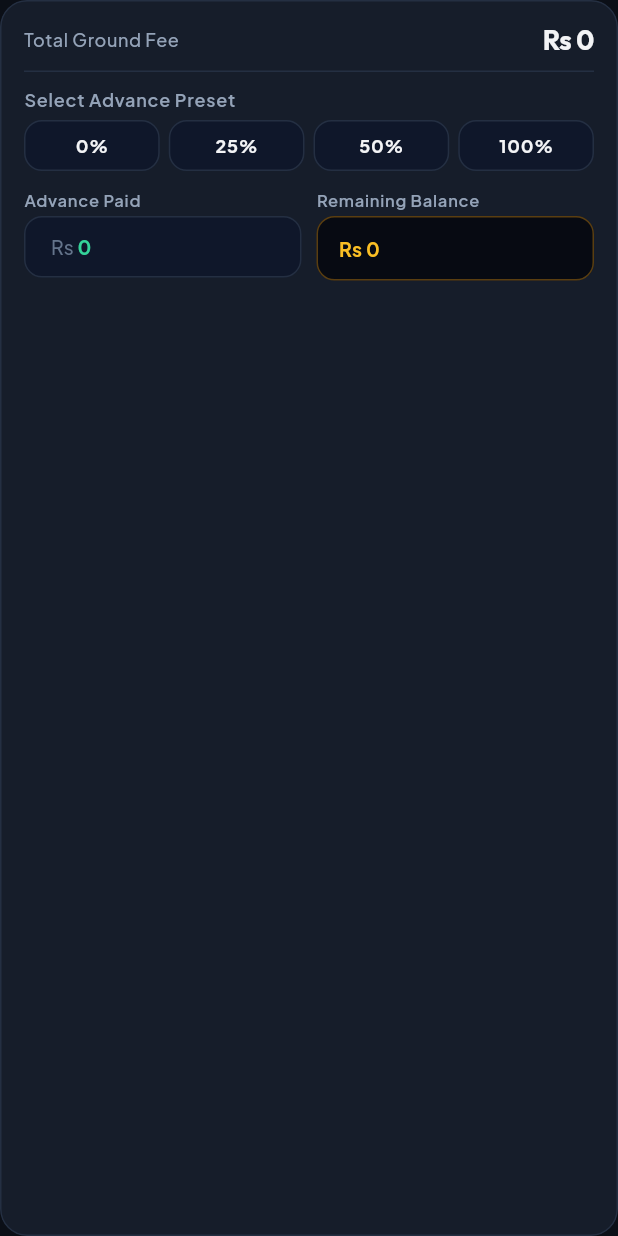
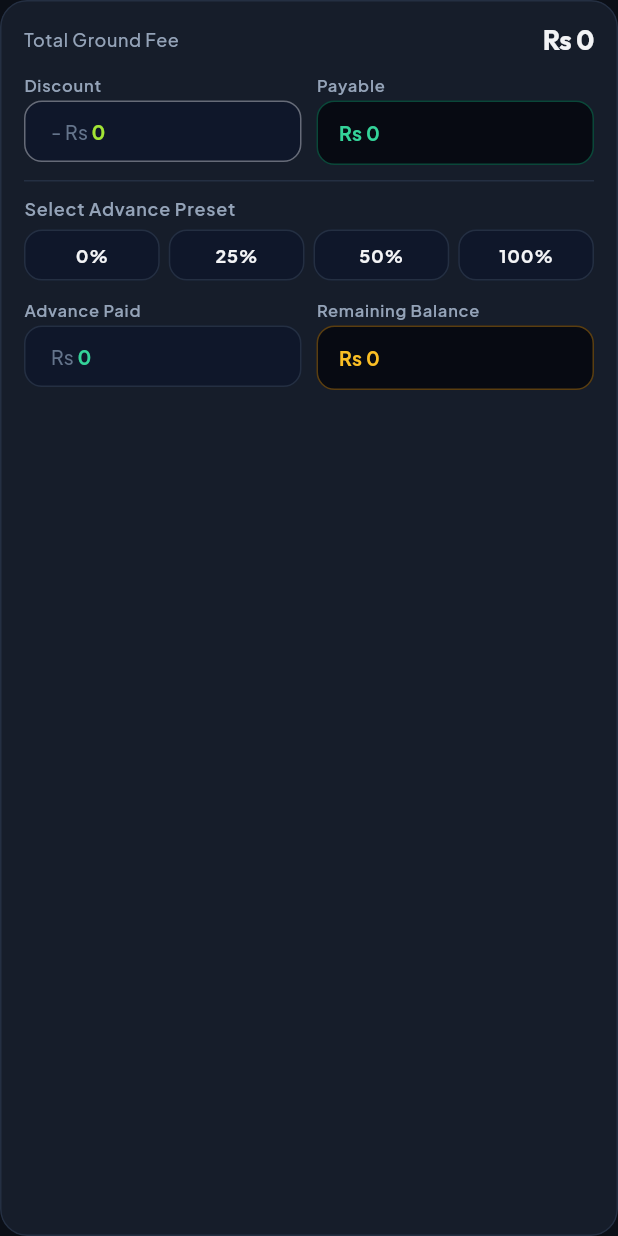
Before and after one commit to IamShahabAlam/ArenaBook, a Flutter app: the _PaymentCard widget shown alone on an empty page, opened directly, on a phone screen of 412 x 824 dp. Run offline on Flutter 3.47's test engine with Material 3 defaults, Android fonts, the phone set to English and light mode, and no system bars; our stand-ins replace connectivity_plus, file_picker, flutter_animate, flutter_html, flutter_svg, get and 8 more; missing offline and left inert: flutter_jailbreak_detection_plus, open_settings_plus; accounts and stored records are empty.

Commit message:
Discount added through config

```diff
--- a/lib/app/config/app_client_config.dart
+++ b/lib/app/config/app_client_config.dart
@@ -3,4 +3,8 @@ class AppClientConfig {
   static String baseUrl = '';
   static String stageBaseUrl = '';
   static String localBaseUrl = '';
+
+  // Features -------------------
+  /// Discount field in the booking form and discount lines on invoices. (Not const: tests toggle it.)
+  static bool enableDiscount = true;
 }
--- a/lib/app/config/app_strings.dart
+++ b/lib/app/config/app_strings.dart
@@ -6,11 +6,11 @@ class AppStrings {
   static String kappVersionWithDate = 'v1.0.0'; // keep in sync with `version:` in pubspec.yaml
   static const kappBuildNumber = 1; // must match the build number on Play Console & App Store Connect
   // Support contact shown in the drawer (local or international format, e.g. 03001234567). '' hides the buttons.
-  static const supportPhone = '';
+  static const supportPhone = '+92 3412757081';
   static String webApiVersion = ''; // compatible backend/web API version (ask backend team)
   static const appStoreAddress = '';
   static const playStoreAddress = '';
-  static const websiteURL = '';
+  static const websiteURL = 'https://shahab-alam.web.app/';
 
   // General -------------------
   static const nullString = '--';
--- a/lib/app/service/getx_service/booking_service.dart
+++ b/lib/app/service/getx_service/booking_service.dart
@@ -18,6 +18,7 @@ class BookingDraft {
     required this.date,
     required this.slots,
     required this.hourlyRate,
+    this.discount = 0,
     required this.advancePaid,
   });
 
@@ -30,10 +31,12 @@ class BookingDraft {
   final DateTime date;
   final List<TimeRange> slots;
   final int hourlyRate;
+  final int discount;
   final int advancePaid;
 
   int get totalMinutes => slots.fold(0, (sum, s) => sum + s.durationMinutes);
   int get totalFee => Booking.feeFor(totalMinutes, hourlyRate);
+  int get payable => totalFee - discount;
 }
 
 /// Thrown when a booking can't be saved; [message] is safe to show to the user.
@@ -92,7 +95,8 @@ class BookingService extends GetxService {
       slots: [...draft.slots]..sort(),
       hourlyRate: draft.hourlyRate,
       totalFee: draft.totalFee,
-      advancePaid: BookingRules.clampAdvance(draft.advancePaid, draft.totalFee),
+      discount: draft.discount,
+      advancePaid: BookingRules.clampAdvance(draft.advancePaid, draft.payable),
       createdAt: now,
       updatedAt: now,
     );
@@ -119,7 +123,8 @@ class BookingService extends GetxService {
       slots: [...draft.slots]..sort(),
       hourlyRate: draft.hourlyRate,
       totalFee: draft.totalFee,
-      advancePaid: BookingRules.clampAdvance(draft.advancePaid, draft.totalFee),
+      discount: draft.discount,
+      advancePaid: BookingRules.clampAdvance(draft.advancePaid, draft.payable),
       clearBalanceSettledAt: true,
       updatedAt: _clock(),
     );
@@ -160,6 +165,7 @@ class BookingService extends GetxService {
         BookingRules.validateEmail(draft.email) ??
         (draft.notes.trim().length > BookingRules.maxNotesLength ? 'Notes can be at most ${BookingRules.maxNotesLength} characters' : null) ??
         (draft.hourlyRate <= 0 ? 'Hourly rate must be greater than 0' : null) ??
+        BookingRules.validateDiscount(draft.discount, draft.totalFee) ??
         BookingRules.validateSlots(
           draft.slots,
           date: draft.date,
--- a/lib/data/models/booking.dart
+++ b/lib/data/models/booking.dart
@@ -20,6 +20,7 @@ class Booking {
     required this.slots,
     required this.hourlyRate,
     required this.totalFee,
+    this.discount = 0,
     required this.advancePaid,
     this.balanceSettledAt,
     this.cancelledAt,
@@ -30,7 +31,7 @@ class Booking {
   });
 
   /// Bump when the stored shape changes, and handle old versions in [fromJson].
-  static const schemaVersion = 1;
+  static const schemaVersion = 2; // v2: added discount (v1 records load with 0)
 
   final String id; // "TRF-1001", sequential so it is unique and readable
   final String customerName;
@@ -42,7 +43,8 @@ class Booking {
   final DateTime date; // local calendar day (time part is always 00:00)
   final List<TimeRange> slots; // sorted, non-overlapping
   final int hourlyRate; // rate agreed at booking time; later rate changes don't alter this booking
-  final int totalFee;
+  final int totalFee; // full slot price, before discount
+  final int discount; // rupees off, 0..totalFee
   final int advancePaid; // received when booking / last edit
   final DateTime? balanceSettledAt; // set by "Mark Paid": the remaining balance was received
   final DateTime? cancelledAt;
@@ -54,7 +56,11 @@ class Booking {
   // ─────────────── Derived values ───────────────
 
   bool get isCancelled => cancelledAt != null;
-  bool get isSettled => balanceSettledAt != null || advancePaid >= totalFee;
+
+  /// What the customer owes in total.
+  int get payable => totalFee - discount;
+
+  bool get isSettled => balanceSettledAt != null || advancePaid >= payable;
 
   Court get court => Court.byId(courtId);
 
@@ -63,10 +69,10 @@ class Booking {
   /// Money the arena actually holds for this booking.
   int get amountCollected {
     if (isCancelled) return advanceReturned ? 0 : advancePaid;
-    return isSettled ? totalFee : advancePaid;
+    return isSettled ? payable : advancePaid;
   }
 
-  int get balanceDue => isCancelled || isSettled ? 0 : totalFee - advancePaid;
+  int get balanceDue => isCancelled || isSettled ? 0 : payable - advancePaid;
 
   BookingStatus get status {
     if (isCancelled) return BookingStatus.cancelled;
@@ -104,6 +110,7 @@ class Booking {
     List<TimeRange>? slots,
     int? hourlyRate,
     int? totalFee,
+    int? discount,
     int? advancePaid,
     DateTime? balanceSettledAt,
     bool clearBalanceSettledAt = false,
@@ -124,6 +131,7 @@ class Booking {
       slots: slots ?? this.slots,
       hourlyRate: hourlyRate ?? this.hourlyRate,
       totalFee: totalFee ?? this.totalFee,
+      discount: discount ?? this.discount,
       advancePaid: advancePaid ?? this.advancePaid,
       balanceSettledAt: clearBalanceSettledAt ? null : (balanceSettledAt ?? this.balanceSettledAt),
       cancelledAt: cancelledAt ?? this.cancelledAt,
@@ -149,6 +157,7 @@ class Booking {
     'slots': slots.map((s) => s.toJson()).toList(),
     'hourlyRate': hourlyRate,
     'totalFee': totalFee,
+    'discount': discount,
     'advancePaid': advancePaid,
     'balanceSettledAt': balanceSettledAt?.toIso8601String(),
     'cancelledAt': cancelledAt?.toIso8601String(),
@@ -177,6 +186,7 @@ class Booking {
       slots: slots,
       hourlyRate: (json['hourlyRate'] as num).toInt(),
       totalFee: (json['totalFee'] as num).toInt(),
+      discount: (json['discount'] as num?)?.toInt() ?? 0, // absent in v1 records
       advancePaid: (json['advancePaid'] as num).toInt(),
       balanceSettledAt: optionalDate(json['balanceSettledAt']),
       cancelledAt: optionalDate(json['cancelledAt']),
--- a/lib/data/rules/booking_rules.dart
+++ b/lib/data/rules/booking_rules.dart
@@ -93,4 +93,13 @@ class BookingRules {
   static int clampAdvance(int advance, int totalFee) => advance.clamp(0, totalFee < 0 ? 0 : totalFee);
 
   static int advanceForPercent(int totalFee, int percent) => (totalFee * percent / 100).round();
+
+  /// Discount is clamped to 0..[totalFee]: it can never make a booking negative.
+  static int clampDiscount(int discount, int totalFee) => clampAdvance(discount, totalFee);
+
+  static String? validateDiscount(int discount, int totalFee) {
+    if (discount < 0) return 'Discount cannot be negative';
+    if (discount > totalFee) return 'Discount cannot be more than the ground fee';
+    return null;
+  }
 }
--- a/lib/data/rules/booking_stats.dart
+++ b/lib/data/rules/booking_stats.dart
@@ -23,7 +23,7 @@ class BookingStats {
     for (final b in bookings) {
       if (b.isCancelled || (sport != null && b.sport != sport)) continue;
       total++;
-      value += b.totalFee;
+      value += b.payable; // revenue after discount
       collected += b.amountCollected;
       if (b.balanceDue > 0) {
         pending += b.balanceDue;
--- a/lib/data/rules/invoice_text.dart
+++ b/lib/data/rules/invoice_text.dart
@@ -1,3 +1,4 @@
+import '../../app/config/app_client_config.dart';
 import '../../app/utils/formatters/arena_format.dart';
 import '../models/booking.dart';
 import '../models/sport.dart';
@@ -12,10 +13,15 @@ class InvoiceText {
     BookingStatus.cancelled => 'CANCELLED',
   };
 
+  /// Itemise the discount only when the feature is on and this booking has one.
+  /// When hidden, totals still use [Booking.payable], so the numbers always add up.
+  static bool showDiscount(Booking b, {bool? enabled}) => (enabled ?? AppClientConfig.enableDiscount) && b.discount > 0;
+
   /// WhatsApp message (*bold* is WhatsApp markdown).
-  static String whatsApp(Booking b, {required String currency}) {
+  static String whatsApp(Booking b, {required String currency, bool? discountEnabled}) {
     String m(int v) => ArenaFormat.money(v, symbol: currency);
     final emoji = b.sport == Sport.cricket ? '🏏' : '🎾';
+    final itemise = showDiscount(b, enabled: discountEnabled);
     return [
       '$emoji *ARENABOOK GROUND RECEIPT*',
       '---------------------------------------',
@@ -25,9 +31,10 @@ class InvoiceText {
       '*Date:* ${ArenaFormat.longDate(b.date)}',
       '*Slots:* ${b.slotsLabel}',
       '',
-      '*Total Fee:* ${m(b.totalFee)}',
+      if (itemise) ...['*Ground Fee:* ${m(b.totalFee)}', '*Discount:* -${m(b.discount)}'],
+      '*Total Fee:* ${m(b.payable)}',
       '*Advance Paid:* ${m(b.advancePaid)}',
-      if (b.balanceSettledAt != null && !b.isCancelled) '*Balance Paid:* ${m(b.totalFee - b.advancePaid)}',
+      if (b.balanceSettledAt != null && !b.isCancelled) '*Balance Paid:* ${m(b.payable - b.advancePaid)}',
       '*Balance Due:* ${m(b.balanceDue)}',
       '*Status:* ${statusLabel(b)}',
       if (b.isCancelled) '*Cancellation:* ${b.cancelReason} (advance ${b.advanceReturned ? 'returned' : 'not refunded'})',
@@ -36,13 +43,14 @@ class InvoiceText {
     ].join('\n');
   }
 
-  static String plain(Booking b, {required String currency}) {
+  static String plain(Booking b, {required String currency, bool? discountEnabled}) {
     String m(int v) => ArenaFormat.money(v, symbol: currency);
+    final discount = showDiscount(b, enabled: discountEnabled) ? ' (after ${m(b.discount)} discount)' : '';
     return 'ARENABOOK INVOICE #${b.id} (${statusLabel(b)})\n'
         'Customer: ${b.customerName} (${b.phone})\n'
         'Court: ${b.court.name}\n'
         'Date: ${ArenaFormat.longDate(b.date)} (${b.slotsLabel})\n'
-        'Total: ${m(b.totalFee)} | Paid: ${m(b.amountCollected)} | Due: ${m(b.balanceDue)}';
+        'Total: ${m(b.payable)}$discount | Paid: ${m(b.amountCollected)} | Due: ${m(b.balanceDue)}';
   }
 
   /// QR payload: enough to look the booking up at the gate.
--- a/lib/presentation/arena/booking_form/booking_form_controller.dart
+++ b/lib/presentation/arena/booking_form/booking_form_controller.dart
@@ -1,6 +1,7 @@
 import 'package:flutter/material.dart';
 import 'package:get/get.dart';
 
+import '../../../app/config/app_client_config.dart';
 import '../../../app/service/getx_service/booking_service.dart';
 import '../../../app/service/service_handler.dart/settings_store.dart';
 import '../../../app/utils/custom_functions/arena_toast.dart';
@@ -30,6 +31,7 @@ class BookingFormController extends GetxController {
   final customStart = (13 * 60 + 30).obs;
   final customEnd = (14 * 60 + 30).obs;
   final advance = 0.obs;
+  final discount = 0.obs;
   final notesLength = 0.obs;
   final submitting = false.obs;
 
@@ -38,6 +40,7 @@ class BookingFormController extends GetxController {
   final emailCtrl = TextEditingController();
   final notesCtrl = TextEditingController();
   final advanceCtrl = TextEditingController(text: '0');
+  final discountCtrl = TextEditingController(text: '0');
   final formKey = GlobalKey<FormState>();
   final scrollController = ScrollController();
 
@@ -50,13 +53,13 @@ class BookingFormController extends GetxController {
   void onInit() {
     super.onInit();
     notesCtrl.addListener(() => notesLength.value = notesCtrl.text.length);
-    // When the fee drops below the advance (fewer slots, rate change), cap the advance.
-    everAll([selectedSlots, customStart, customEnd, mode, sport, _settings.cricketHourlyRate.rx, _settings.padelHourlyRate.rx], (_) => _capAdvance());
+    // When the fee drops (fewer slots, rate change), cap the discount and advance to it.
+    everAll([selectedSlots, customStart, customEnd, mode, sport, _settings.cricketHourlyRate.rx, _settings.padelHourlyRate.rx], (_) => _capMoney());
   }
 
   @override
   void onClose() {
-    for (final c in [nameCtrl, phoneCtrl, emailCtrl, notesCtrl, advanceCtrl]) {
+    for (final c in [nameCtrl, phoneCtrl, emailCtrl, notesCtrl, advanceCtrl, discountCtrl]) {
       c.dispose();
     }
     scrollController.dispose();
@@ -84,7 +87,14 @@ class BookingFormController extends GetxController {
 
   int get totalMinutes => chosenSlots.fold(0, (sum, s) => sum + s.durationMinutes);
   int get totalFee => Booking.feeFor(totalMinutes, hourlyRate);
-  int get balance => totalFee - BookingRules.clampAdvance(advance.value, totalFee);
+
+  bool get discountEnabled => AppClientConfig.enableDiscount;
+
+  /// Feature off: an edited booking keeps the discount it was saved with, so its price doesn't change.
+  int get effectiveDiscount => BookingRules.clampDiscount(discountEnabled ? discount.value : (_original?.discount ?? 0), totalFee);
+
+  int get payable => totalFee - effectiveDiscount;
+  int get balance => payable - BookingRules.clampAdvance(advance.value, payable);
 
   List<TimeRange> get occupied => _service.occupied(date: date.value, courtId: courtId.value, excludeBookingId: editingId.value);
 
@@ -141,28 +151,44 @@ class BookingFormController extends GetxController {
 
   void onAdvanceChanged(String text) {
     final parsed = int.tryParse(BookingRules.digitsOnly(text)) ?? 0;
-    final capped = BookingRules.clampAdvance(parsed, totalFee);
+    final capped = BookingRules.clampAdvance(parsed, payable);
     advance.value = capped;
     if (capped != parsed) _writeAdvance(capped);
   }
 
+  void onDiscountChanged(String text) {
+    final parsed = int.tryParse(BookingRules.digitsOnly(text)) ?? 0;
+    final capped = BookingRules.clampDiscount(parsed, totalFee);
+    discount.value = capped;
+    if (capped != parsed) _write(discountCtrl, capped);
+    _capMoney(); // a bigger discount can push the advance above what's payable
+  }
+
+  /// Percent of the payable amount (after discount).
   void setAdvancePercent(int percent) {
-    final value = BookingRules.advanceForPercent(totalFee, percent);
+    final value = BookingRules.advanceForPercent(payable, percent);
     advance.value = value;
     _writeAdvance(value);
   }
 
-  void _capAdvance() {
-    final capped = BookingRules.clampAdvance(advance.value, totalFee);
-    if (capped != advance.value) {
-      advance.value = capped;
-      _writeAdvance(capped);
+  void _capMoney() {
+    final cappedDiscount = BookingRules.clampDiscount(discount.value, totalFee);
+    if (cappedDiscount != discount.value) {
+      discount.value = cappedDiscount;
+      _write(discountCtrl, cappedDiscount);
+    }
+    final cappedAdvance = BookingRules.clampAdvance(advance.value, payable);
+    if (cappedAdvance != advance.value) {
+      advance.value = cappedAdvance;
+      _writeAdvance(cappedAdvance);
     }
   }
 
-  void _writeAdvance(int value) {
+  void _writeAdvance(int value) => _write(advanceCtrl, value);
+
+  void _write(TextEditingController ctrl, int value) {
     final text = value.toString();
-    advanceCtrl.value = TextEditingValue(
+    ctrl.value = TextEditingValue(
       text: text,
       selection: TextSelection.collapsed(offset: text.length),
     );
@@ -189,6 +215,8 @@ class BookingFormController extends GetxController {
     courtId.value = b.courtId;
     date.value = b.date;
     _applySlots(b.slots);
+    discount.value = b.discount;
+    _write(discountCtrl, b.discount);
     advance.value = b.amountCollected;
     _writeAdvance(b.amountCollected);
   }
@@ -238,6 +266,8 @@ class BookingFormController extends GetxController {
     date.value = dateOnly(_service.now());
     advance.value = 0;
     _writeAdvance(0);
+    discount.value = 0; // also not copied by Repeat: a discount is a one-off
+    _write(discountCtrl, 0);
     formKey.currentState?.reset();
   }
 
@@ -265,6 +295,7 @@ class BookingFormController extends GetxController {
       date: date.value,
       slots: chosenSlots,
       hourlyRate: hourlyRate,
+      discount: effectiveDiscount,
       advancePaid: advance.value,
     );
 
--- a/lib/presentation/arena/booking_form/booking_form_view.dart
+++ b/lib/presentation/arena/booking_form/booking_form_view.dart
@@ -564,7 +564,8 @@ class _PaymentCard extends GetView<BookingFormController> {
             Row(
               children: [
                 Expanded(child: Text('Total Ground Fee', style: context.text.bodySmall)),
-                AnimatedNumber(value: total, format: ArenaFormat.money, style: context.text.titleLarge),
+                // Feature off: show what's payable (an edited booking may keep an earlier discount).
+                AnimatedNumber(value: controller.discountEnabled ? total : controller.payable, format: ArenaFormat.money, style: context.text.titleLarge),
               ],
             ),
             if (controller.totalMinutes > 0)
@@ -575,6 +576,57 @@ class _PaymentCard extends GetView<BookingFormController> {
                   style: context.text.labelSmall?.copyWith(fontWeight: FontWeight.w500),
                 ),
               ),
+            if (controller.discountEnabled) ...[
+              const SizedBox(height: 12),
+              Row(
+                crossAxisAlignment: CrossAxisAlignment.start,
+                children: [
+                  Expanded(
+                    child: Column(
+                      crossAxisAlignment: CrossAxisAlignment.start,
+                      children: [
+                        Text('Discount', style: context.text.labelSmall),
+                        const SizedBox(height: 4),
+                        TextField(
+                          key: const ValueKey('discount-field'),
+                          controller: controller.discountCtrl,
+                          enabled: total > 0,
+                          keyboardType: TextInputType.number,
+                          inputFormatters: [FilteringTextInputFormatter.digitsOnly, LengthLimitingTextInputFormatter(8)],
+                          onChanged: controller.onDiscountChanged,
+                          style: context.text.labelLarge?.copyWith(color: c.limeText),
+                          decoration: InputDecoration(prefixText: '- ${SettingsStore.to.currencySymbol.value} '),
+                        ),
+                      ],
+                    ),
+                  ),
+                  const SizedBox(width: 10),
+                  Expanded(
+                    child: Column(
+                      crossAxisAlignment: CrossAxisAlignment.start,
+                      children: [
+                        Text('Payable', style: context.text.labelSmall),
+                        const SizedBox(height: 4),
+                        Container(
+                          width: double.infinity,
+                          padding: const EdgeInsets.symmetric(horizontal: 14, vertical: 12),
+                          decoration: BoxDecoration(
+                            color: c.surfaceSunken,
+                            borderRadius: BorderRadius.circular(12),
+                            border: Border.all(color: c.cricket.withValues(alpha: 0.35)),
+                          ),
+                          child: AnimatedNumber(
+                            value: controller.payable,
+                            format: ArenaFormat.money,
+                            style: context.text.labelLarge?.copyWith(color: c.cricketText),
+                          ),
+                        ),
+                      ],
+                    ),
+                  ),
+                ],
+              ),
+            ],
             const SizedBox(height: 10),
             Divider(color: c.border),
             const SizedBox(height: 10),
@@ -584,7 +636,7 @@ class _PaymentCard extends GetView<BookingFormController> {
                 for (final p in const [0, 25, 50, 100]) ...[
                   if (p != 0) const SizedBox(width: 6),
                   Expanded(
-                    child: SoftButton(label: '$p%', onPressed: total == 0 && p != 0 ? null : () => controller.setAdvancePercent(p)),
+                    child: SoftButton(label: '$p%', onPressed: controller.payable == 0 && p != 0 ? null : () => controller.setAdvancePercent(p)),
                   ),
                 ],
               ],
--- a/lib/presentation/arena/invoice/invoice_sheet.dart
+++ b/lib/presentation/arena/invoice/invoice_sheet.dart
@@ -187,10 +187,14 @@ class _ReceiptBody extends StatelessWidget {
             padding: const EdgeInsets.symmetric(vertical: 10),
             child: Divider(color: c.border),
           ),
-          line('Total Fee:', ArenaFormat.money(b.totalFee)),
+          if (InvoiceText.showDiscount(b)) ...[
+            line('Ground Fee:', ArenaFormat.money(b.totalFee)),
+            line('Discount:', '-${ArenaFormat.money(b.discount)}', color: c.limeText),
+          ],
+          line('Total Fee:', ArenaFormat.money(b.payable)),
           line('Advance Paid:', ArenaFormat.money(b.advancePaid), color: c.cricketText),
           if (b.balanceSettledAt != null && !b.isCancelled)
-            line('Balance Paid (${ArenaFormat.longDate(b.balanceSettledAt!)}):', ArenaFormat.money(b.totalFee - b.advancePaid), color: c.cricketText),
+            line('Balance Paid (${ArenaFormat.longDate(b.balanceSettledAt!)}):', ArenaFormat.money(b.payable - b.advancePaid), color: c.cricketText),
           if (b.isCancelled) ...[
             line('Advance:', b.advanceReturned ? 'Returned to player' : 'Kept (non-refundable)', color: c.dangerText),
             line('Reason:', b.cancelReason, color: c.dangerText),
```
Also changed, not shown: 3 other files.
